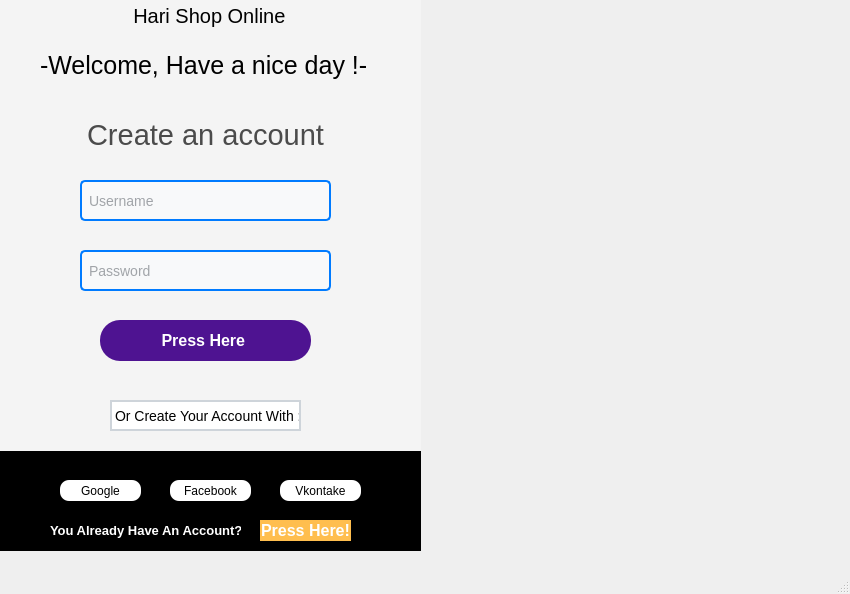
Before: the Qt Designer form ui/register.ui in Harisaya/python-app, drawn with Qt 5.
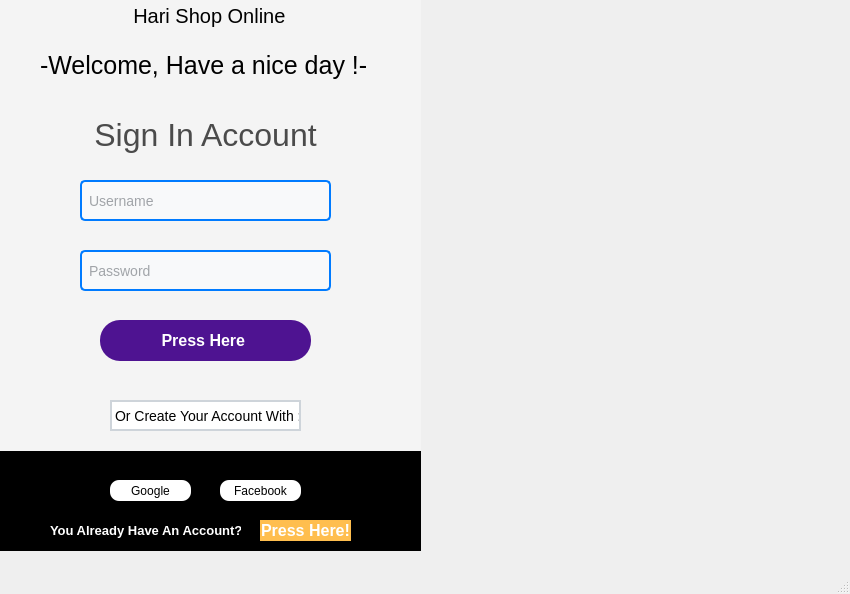
After: the same form once the commit is applied. Icons and pictures are not drawn.

The edit to the form file:
```diff
--- a/ui/register.ui
+++ b/ui/register.ui
@@ -107,13 +107,13 @@
      <string notr="true">color: rgb(75, 75, 75)</string>
     </property>
     <property name="text">
-     <string>&lt;html&gt;&lt;head/&gt;&lt;body&gt;&lt;p align=&quot;center&quot;&gt;&lt;span style=&quot; font-size:22pt;&quot;&gt;Create an account&lt;/span&gt;&lt;/p&gt;&lt;/body&gt;&lt;/html&gt;</string>
+     <string>&lt;html&gt;&lt;head/&gt;&lt;body&gt;&lt;p align=&quot;center&quot;&gt;&lt;span style=&quot; font-size:24pt;&quot;&gt;Sign In Account&lt;/span&gt;&lt;/p&gt;&lt;/body&gt;&lt;/html&gt;</string>
     </property>
    </widget>
    <widget class="QPushButton" name="pushButton_2">
     <property name="geometry">
      <rect>
-      <x>60</x>
+      <x>110</x>
       <y>480</y>
       <width>81</width>
       <height>21</height>
@@ -134,7 +134,7 @@
    <widget class="QPushButton" name="pushButton_3">
     <property name="geometry">
      <rect>
-      <x>170</x>
+      <x>220</x>
       <y>480</y>
       <width>81</width>
       <height>21</height>
@@ -152,27 +152,6 @@
       <normaloff>../img/images.png</normaloff>../img/images.png</iconset>
     </property>
    </widget>
-   <widget class="QPushButton" name="pushButton_4">
-    <property name="geometry">
-     <rect>
-      <x>280</x>
-      <y>480</y>
-      <width>81</width>
-      <height>21</height>
-     </rect>
-    </property>
-    <property name="styleSheet">
-     <string notr="true">background-color:rgb(255, 255, 255);
-border-radius: 9px</string>
-    </property>
-    <property name="text">
-     <string>Vkontake</string>
-    </property>
-    <property name="icon">
-     <iconset>
-      <normaloff>../img/VK_Compact_Logo_(2021-present).svg.png</normaloff>../img/VK_Compact_Logo_(2021-present).svg.png</iconset>
-    </property>
-   </widget>
    <widget class="QLabel" name="label_7">
     <property name="geometry">
      <rect>
```
Left out of the diff: 1 changed line with no effect on the pictures.
